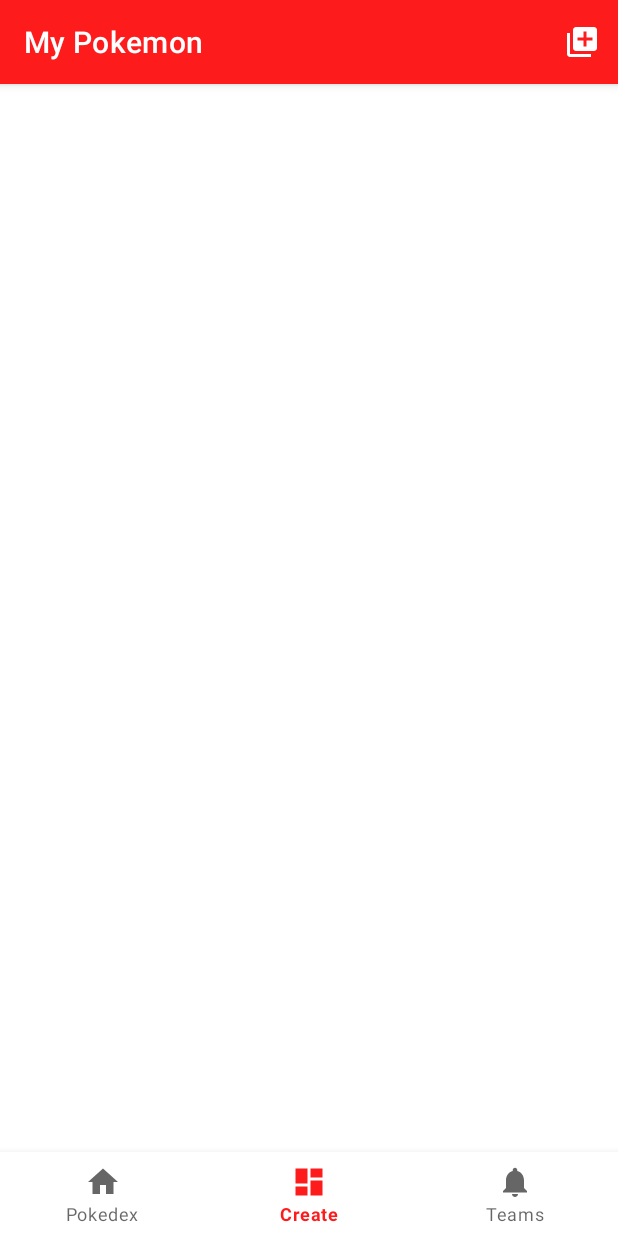
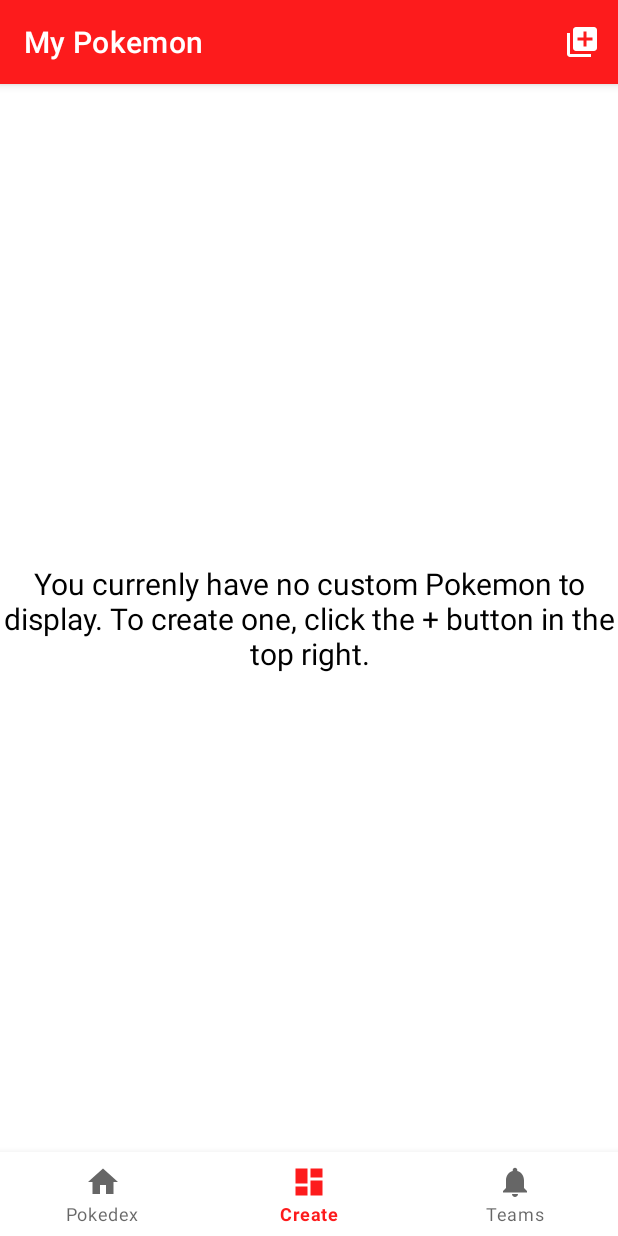
Before and after one commit to jacobmichels/Android-Pokedex, an Android app: the CustomPokemonListFragment screen opened through its navigation route, on a phone screen of 412 x 824 dp. Run offline under Robolectric (Android 15) with nearby library versions, the phone set to English and light mode, and no system bars; our stand-ins replace Room's generated code, data binding, navigation-ui; pictures from the network do not load; 1 statement that could not run was skipped.

Commit message:
add text that displays when there is no recyclerview data

```diff
--- a/app/src/main/java/com/cis4030/pokedex/ui/pokedex_create/CustomPokemonListFragment.kt
+++ b/app/src/main/java/com/cis4030/pokedex/ui/pokedex_create/CustomPokemonListFragment.kt
@@ -1,8 +1,10 @@
 package com.cis4030.pokedex.ui.pokedex_create
 
+import android.opengl.Visibility
 import android.os.Bundle
 import android.view.*
 import androidx.appcompat.app.AppCompatActivity
+import androidx.core.view.isVisible
 import androidx.fragment.app.Fragment
 import androidx.fragment.app.activityViewModels
 import androidx.navigation.fragment.findNavController
@@ -30,6 +32,10 @@ class CustomPokemonListFragment : Fragment() {
         })
         binding.customPokemonGrid.addItemDecoration(LinearMarginItemDecoration(resources.getDimensionPixelSize(R.dimen.item_margin)))
 
+        viewModel.customPokemon.observe(viewLifecycleOwner){
+            binding.noCustomPokemonText.isVisible = it.isEmpty()
+        }
+
         (activity as AppCompatActivity?)?.supportActionBar?.title="My Pokemon"
 
         setHasOptionsMenu(true)
--- a/app/src/main/java/com/cis4030/pokedex/ui/pokedex_list/PokedexListFragment.kt
+++ b/app/src/main/java/com/cis4030/pokedex/ui/pokedex_list/PokedexListFragment.kt
@@ -5,6 +5,7 @@ import android.util.Log
 import android.view.*
 import android.widget.SearchView
 import android.widget.Toast
+import androidx.core.view.isVisible
 import androidx.fragment.app.Fragment
 import androidx.fragment.app.activityViewModels
 import com.cis4030.pokedex.R
@@ -29,6 +30,9 @@ class PokedexListFragment : Fragment() {
             viewModel.displayPokemonDetails(it)     //onclick, call this function
         })
         binding.pokemonGrid.addItemDecoration(MarginItemDecoration(resources.getDimensionPixelSize(R.dimen.item_margin)))
+        viewModel.pokemonList.observe(viewLifecycleOwner){
+            binding.noPokemonText.isVisible = it.isEmpty()
+        }
 
         setHasOptionsMenu(true)     //use an options menu
 
--- a/app/src/main/res/layout/fragment_creation_list.xml
+++ b/app/src/main/res/layout/fragment_creation_list.xml
@@ -1,16 +1,31 @@
 <?xml version="1.0" encoding="utf-8"?>
-<layout>
+<layout xmlns:android="http://schemas.android.com/apk/res/android"
+    xmlns:app="http://schemas.android.com/apk/res-auto"
+    xmlns:tools="http://schemas.android.com/tools">
     <data>
         <variable
             name="viewModel"
             type="com.cis4030.pokedex.viewmodels.CustomListViewModel" />
     </data>
-    <androidx.constraintlayout.widget.ConstraintLayout xmlns:android="http://schemas.android.com/apk/res/android"
-        xmlns:app="http://schemas.android.com/apk/res-auto"
-        xmlns:tools="http://schemas.android.com/tools"
+    <androidx.constraintlayout.widget.ConstraintLayout
         android:layout_width="match_parent"
         android:layout_height="match_parent"
         tools:context=".ui.pokedex_create.CustomPokemonListFragment">
+
+        <TextView
+            android:id="@+id/no_custom_pokemon_text"
+            android:layout_width="wrap_content"
+            android:layout_height="wrap_content"
+            android:text="You currenly have no custom Pokemon to display. To create one, click the + button in the top right."
+            android:textAlignment="center"
+            android:textColor="@color/black"
+            android:textSize="20dp"
+            android:visibility="visible"
+            app:layout_constraintBottom_toBottomOf="@+id/custom_pokemon_grid"
+            app:layout_constraintEnd_toEndOf="parent"
+            app:layout_constraintHorizontal_bias="0.0"
+            app:layout_constraintStart_toStartOf="parent"
+            app:layout_constraintTop_toTopOf="parent" />
 
         <androidx.recyclerview.widget.RecyclerView
             android:id="@+id/custom_pokemon_grid"
```
Also changed, not shown: app/src/main/res/layout/fragment_list.xml (+12 -0 lines).
